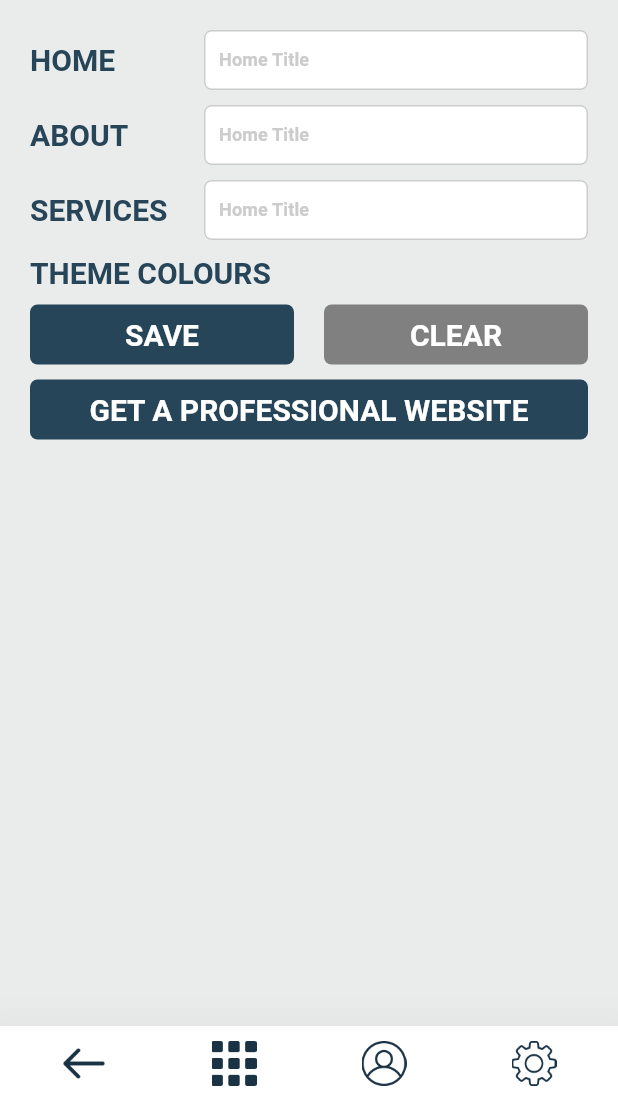
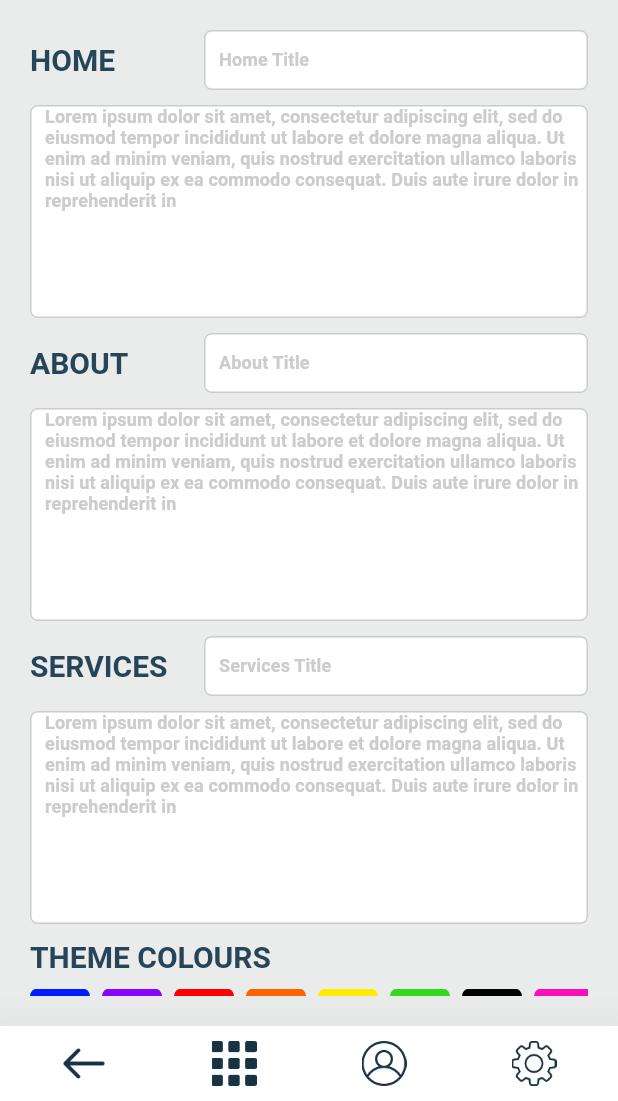
Before and after one commit to guri1423/ready_made_for_trade, a Flutter app: the EditWebsitePage screen opened directly, on a phone screen of 412 x 824 dp, the part 135-1236 px from its top. Run offline on Flutter 3.47's test engine with Material 2 defaults, Android fonts, the phone set to English and light mode, and no system bars; our stand-ins replace bloc, dropdown_button2, email_validator, equatable, flutter_bloc, flutter_secure_storage and 3 more; accounts and stored records are empty; Roboto replaces fonts that are missing (Dongle Regular).

Commit message:
edit website text

```diff
--- a/lib/modules/account/view/account_page.dart
+++ b/lib/modules/account/view/account_page.dart
@@ -9,7 +9,6 @@ import 'package:ready_made_4_trade/modules/account/view/upload_logo_page.dart';
 import 'package:ready_made_4_trade/modules/home/widgets/common_widgets.dart';
 import 'package:ready_made_4_trade/modules/login/pages/login.dart';
 import 'package:ready_made_4_trade/services/storage.dart';
-import 'package:ready_made_4_trade/widgets/bottom_bar_for_all.dart';
 
 class AccountPage extends StatefulWidget {
   const AccountPage({Key? key}) : super(key: key);
--- a/lib/modules/account/view/edit_website_page.dart
+++ b/lib/modules/account/view/edit_website_page.dart
@@ -12,7 +12,12 @@ class EditWebsitePage extends StatefulWidget {
 }
 
 class _EditWebsitePageState extends State<EditWebsitePage> {
-  final TextEditingController vatNUmber = TextEditingController();
+  final TextEditingController homeTitle = TextEditingController();
+  final TextEditingController homeMsg = TextEditingController();
+  final TextEditingController about = TextEditingController();
+  final TextEditingController aboutMsg = TextEditingController();
+  final TextEditingController service = TextEditingController();
+  final TextEditingController serviceMsg = TextEditingController();
 
   @override
   Widget build(BuildContext context) {
@@ -73,11 +78,25 @@ class _EditWebsitePageState extends State<EditWebsitePage> {
                       height: 40,
                       child: customTextFieldForm(
                         context,
-                        controller: vatNUmber,
+                        controller: homeTitle,
                         hintText: 'Home Title',
                       )),
                 ),
               ],
+            ),
+            const SizedBox(
+              height: 10,
+            ),
+            customTextFieldForm(
+              context,
+              controller: homeMsg,
+              isBig: true,
+              hintText:
+                  'Lorem ipsum dolor sit amet, consectetur adipiscing elit, sed '
+                  'do eiusmod tempor incididunt ut labore et dolore magna aliqua.'
+                  ' Ut enim ad minim veniam, quis nostrud exercitation ullamco'
+                  ' laboris nisi ut aliquip ex ea commodo consequat. Duis aute '
+                  'irure dolor in reprehenderit in',
             ),
             const SizedBox(
               height: 10,
@@ -101,11 +120,25 @@ class _EditWebsitePageState extends State<EditWebsitePage> {
                       height: 40,
                       child: customTextFieldForm(
                         context,
-                        controller: vatNUmber,
-                        hintText: 'Home Title',
+                        controller: about,
+                        hintText: 'About Title',
                       )),
                 ),
               ],
+            ),
+            const SizedBox(
+              height: 10,
+            ),
+            customTextFieldForm(
+              context,
+              controller: aboutMsg,
+              isBig: true,
+              hintText:
+                  'Lorem ipsum dolor sit amet, consectetur adipiscing elit, sed '
+                  'do eiusmod tempor incididunt ut labore et dolore magna aliqua.'
+                  ' Ut enim ad minim veniam, quis nostrud exercitation ullamco'
+                  ' laboris nisi ut aliquip ex ea commodo consequat. Duis aute '
+                  'irure dolor in reprehenderit in',
             ),
             const SizedBox(
               height: 10,
@@ -129,11 +162,25 @@ class _EditWebsitePageState extends State<EditWebsitePage> {
                       height: 40,
                       child: customTextFieldForm(
                         context,
-                        controller: vatNUmber,
-                        hintText: 'Home Title',
+                        controller: service,
+                        hintText: 'Services Title',
                       )),
                 ),
               ],
+            ),
+            const SizedBox(
+              height: 10,
+            ),
+            customTextFieldForm(
+              context,
+              controller: serviceMsg,
+              isBig: true,
+              hintText:
+                  'Lorem ipsum dolor sit amet, consectetur adipiscing elit, sed '
+                  'do eiusmod tempor incididunt ut labore et dolore magna aliqua.'
+                  ' Ut enim ad minim veniam, quis nostrud exercitation ullamco'
+                  ' laboris nisi ut aliquip ex ea commodo consequat. Duis aute '
+                  'irure dolor in reprehenderit in',
             ),
             const SizedBox(
               height: 10,
@@ -147,6 +194,30 @@ class _EditWebsitePageState extends State<EditWebsitePage> {
                       .copyWith(color: CustomColors.primeColour),
                 ),
               ],
+            ),
+            const SizedBox(
+              height: 10,
+            ),
+            SizedBox(
+              height: 40,
+              width: MediaQuery.of(context).size.width,
+              child: ListView.separated(
+                shrinkWrap: true,
+                scrollDirection: Axis.horizontal,
+                itemCount: themeColors.length,
+                separatorBuilder: (context, index) => const SizedBox(
+                  width: 8,
+                ),
+                itemBuilder: (context, index) {
+                  return Container(
+                    height: 40,
+                    width: 40,
+                    decoration: BoxDecoration(
+                        borderRadius: BorderRadius.circular(5),
+                        color: themeColors[index]),
+                  );
+                },
+              ),
             ),
             const SizedBox(
               height: 10,
@@ -195,3 +266,14 @@ class _EditWebsitePageState extends State<EditWebsitePage> {
     );
   }
 }
+
+List<Color> themeColors = [
+  const Color.fromRGBO(0, 29, 255, 1),
+  const Color.fromRGBO(137, 4, 255, 1),
+  const Color.fromRGBO(255, 0, 0, 1),
+  const Color.fromRGBO(255, 98, 0, 1),
+  const Color.fromRGBO(255, 235, 0, 1),
+  const Color.fromRGBO(51, 216, 29, 1),
+  const Color.fromRGBO(0, 0, 0, 1),
+  const Color.fromRGBO(250, 13, 186, 1),
+];
--- a/lib/modules/customer/pages/customer_page/add_customer.dart
+++ b/lib/modules/customer/pages/customer_page/add_customer.dart
@@ -369,10 +369,10 @@ class _AddCustomerPageState extends State<AddCustomerPage> {
 }
 
 Widget customTextFieldForm(context,
-    {required TextEditingController controller, required String hintText}) {
+    {required TextEditingController controller, required String hintText,bool isBig = false}) {
   return TextFormField(
     controller: controller,
-    maxLines: hintText.contains('Project Details') ? 20 : 1,
+    maxLines: hintText.contains('Project Details') ? 20 : isBig?10:1,
     style: Theme.of(context)
         .textTheme
         .titleSmall!
```
Lines whose indentation alone changed are shown as unchanged.
